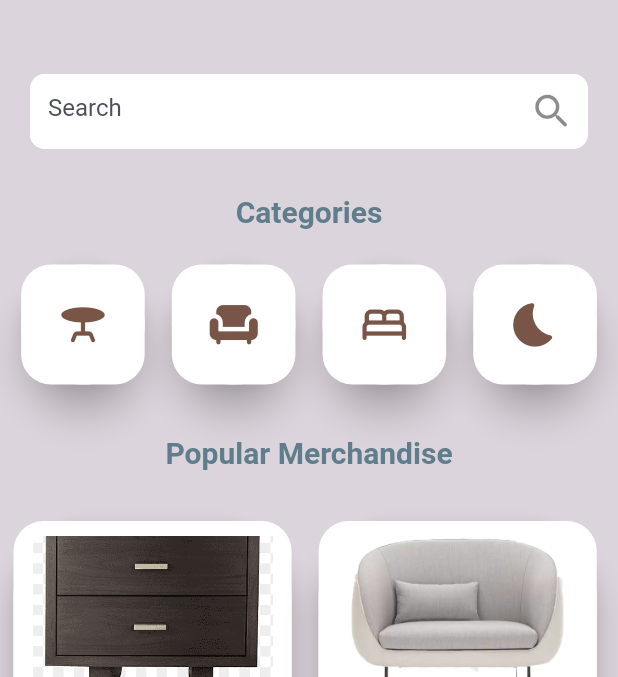
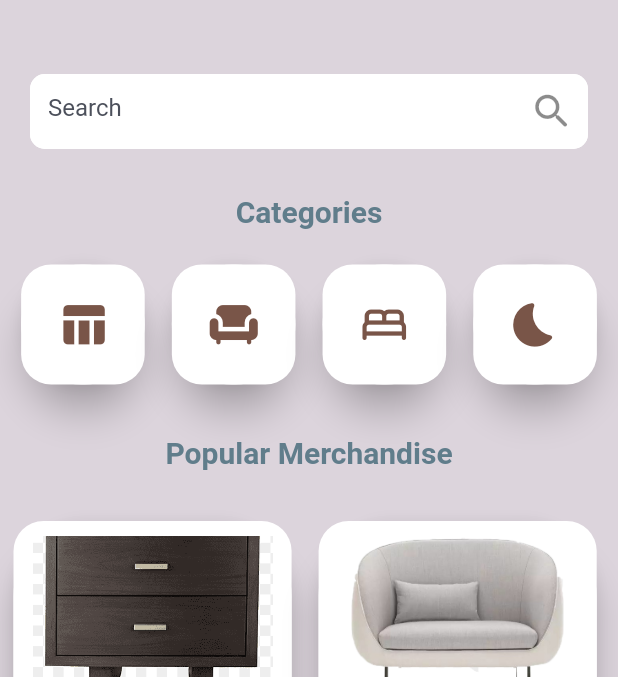
Before and after one commit to karun-hub/hatchBox, a Flutter app: the screen it shows once a user with an empty profile is signed in, on a phone screen of 412 x 824 dp, the part 85-762 px from its top. Run offline on Flutter 3.47's test engine with Material 2 defaults, Android fonts, the phone set to English and light mode, and no system bars; our stand-ins replace cloud_firestore, curved_navigation_bar, firebase_auth, firebase_core, get, introduction_screen and 2 more; missing offline and left inert: dart:ffi; accounts and stored records are empty; statements that could not run were skipped.

Commit message:
apk issue resolved

```diff
--- a/hatchBox-master/lib/Home.dart
+++ b/hatchBox-master/lib/Home.dart
@@ -215,7 +215,7 @@ class _HomePPState extends State<HomePP> {
                                   width: MediaQuery.of(context).size.width * .2,
                                   height: 80,
                                   child: Center(
-                                    child: Icon(Icons.table_bar_rounded,size: 35,color: Colors.brown),
+                                    child: Icon(Icons.table_chart,size: 35,color: Colors.brown),
                                   ),
 
                                 ),
--- a/hatchBox-master/pubspec.yaml
+++ b/hatchBox-master/pubspec.yaml
@@ -18,7 +18,7 @@ publish_to: 'none' # Remove this line if you wish to publish to pub.dev
 version: 1.0.0+1
 
 environment:
-  sdk: ">=2.15.1 <3.0.0"
+  sdk: ">=2.16.2 <3.0.0"
 
 # Dependencies specify other packages that your package needs in order to work.
 # To automatically upgrade your package dependencies to the latest versions
@@ -40,12 +40,12 @@ dependencies:
   firebase_auth:
   bubble: ^1.2.1
   intl: ^0.17.0
-  dialog_flowtter: ^0.3.3
+  dialog_flowtter:
   firebase_core:
   firebase_storage:
   splashscreen: ^1.3.5
   curved_navigation_bar: ^1.0.3
-  get: ^4.6.5
+  get:
 
 dev_dependencies:
   flutter_test:
--- a/lib/src/arcore_view.dart
+++ b/lib/src/arcore_view.dart
@@ -19,7 +19,7 @@ class ArCoreView extends StatefulWidget {
   final ArCoreViewType type;
 
   const ArCoreView(
-      {Key key,
+      {Key  key,
       @required this.onArCoreViewCreated,
 //    @required this.onArCoreUnsupported,
       this.enableTapRecognizer = false,
```
